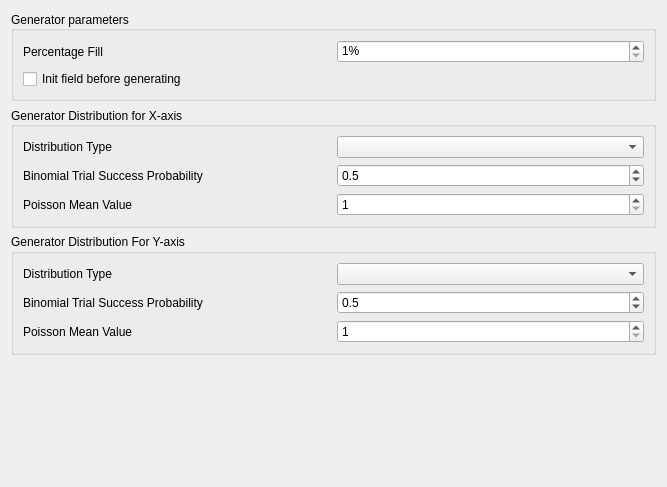
Qt form generatorpage.ui (darthtenebrus/kglife) before a commit.
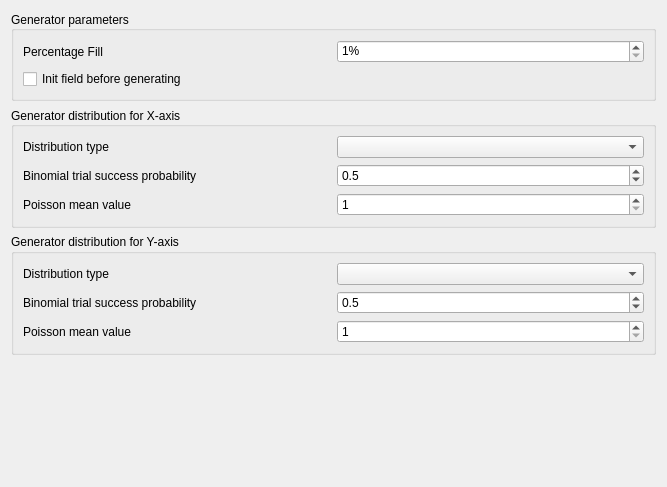
The same form after that commit.

Patch:
```diff
--- a/generatorpage.ui
+++ b/generatorpage.ui
@@ -69,7 +69,7 @@
    <item>
     <widget class="QGroupBox" name="groupBox_2">
      <property name="title">
-      <string>Generator Distribution for X-axis</string>
+      <string>Generator distribution for X-axis</string>
      </property>
      <property name="alignment">
       <set>Qt::AlignLeading|Qt::AlignLeft|Qt::AlignVCenter</set>
@@ -80,7 +80,7 @@
         <item>
          <widget class="QLabel" name="label_2">
           <property name="text">
-           <string>Distribution Type</string>
+           <string>Distribution type</string>
           </property>
          </widget>
         </item>
@@ -101,7 +101,7 @@
         <item>
          <widget class="QLabel" name="label_3">
           <property name="text">
-           <string>Binomial Trial Success Probability</string>
+           <string>Binomial trial success probability</string>
           </property>
          </widget>
         </item>
@@ -137,7 +137,7 @@
         <item>
          <widget class="QLabel" name="label_4">
           <property name="text">
-           <string>Poisson Mean Value</string>
+           <string>Poisson mean value</string>
           </property>
          </widget>
         </item>
@@ -156,7 +156,7 @@
    <item>
     <widget class="QGroupBox" name="groupBox_3">
      <property name="title">
-      <string>Generator Distribution For Y-axis</string>
+      <string>Generator distribution for Y-axis</string>
      </property>
      <layout class="QVBoxLayout" name="verticalLayout_4">
       <item>
@@ -164,7 +164,7 @@
         <item>
          <widget class="QLabel" name="label_5">
           <property name="text">
-           <string>Distribution Type</string>
+           <string>Distribution type</string>
           </property>
          </widget>
         </item>
@@ -178,7 +178,7 @@
         <item>
          <widget class="QLabel" name="label_6">
           <property name="text">
-           <string>Binomial Trial Success Probability</string>
+           <string>Binomial trial success probability</string>
           </property>
          </widget>
         </item>
@@ -214,7 +214,7 @@
         <item>
          <widget class="QLabel" name="label_7">
           <property name="text">
-           <string>Poisson Mean Value</string>
+           <string>Poisson mean value</string>
           </property>
          </widget>
         </item>
```
